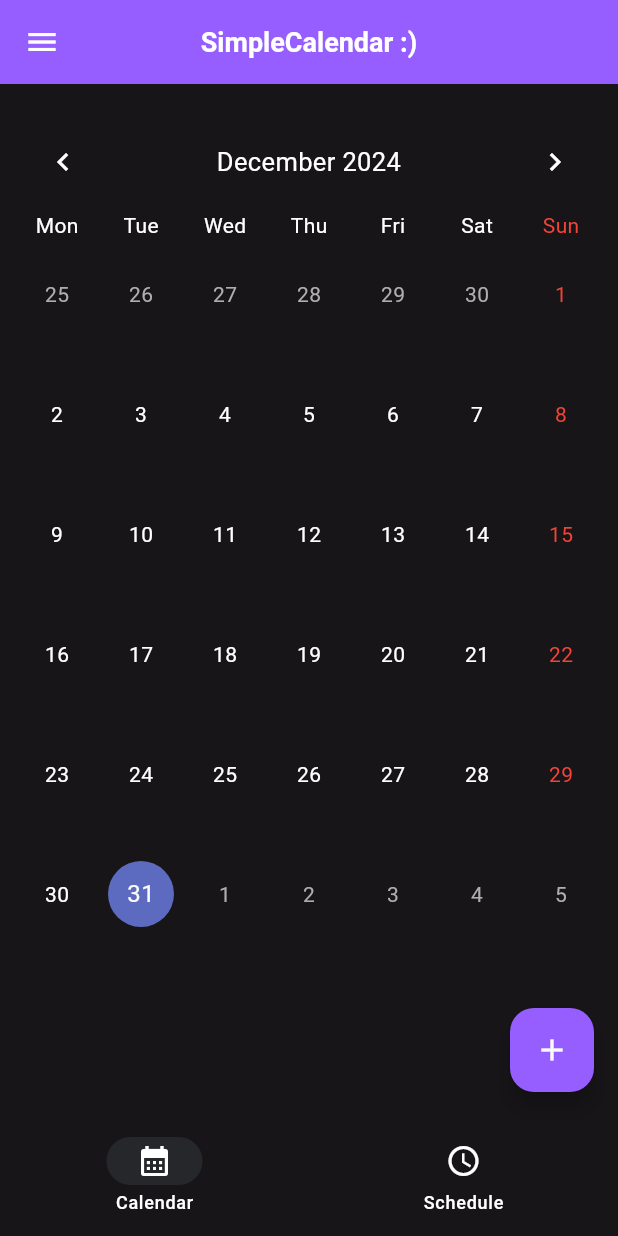
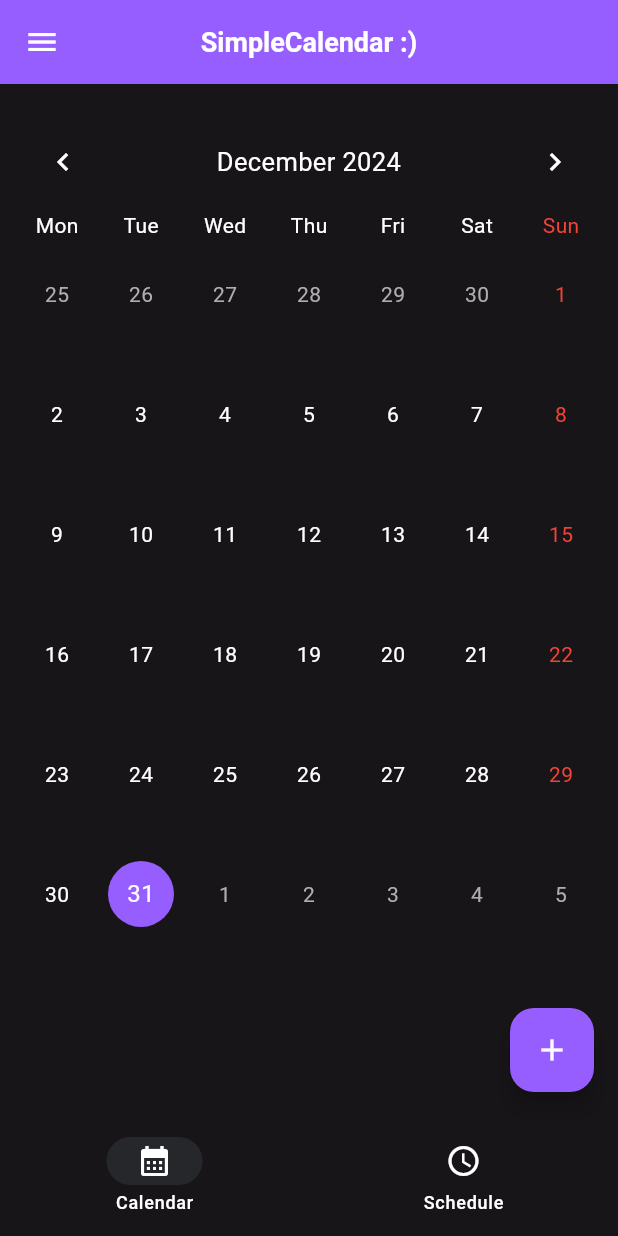
Before and after one commit to baihaqibb/tubes-impal, a Flutter app: the screen it shows once a user with an empty profile is signed in, on a phone screen of 412 x 824 dp. Run offline on Flutter 3.47's test engine with Material 3 defaults, Android fonts, the phone set to English and light mode, and no system bars; drawn by our look-alikes of table_calendar; our stand-ins replace cloud_firestore, date_picker_timeline, firebase_auth, firebase_core, flutter_local_notifications, timezone; accounts and stored records are empty.

Commit message:
Greying out Alarm for a moment + calendar view readjustment
pls end my suffering

```diff
--- a/lib/pages/home_page.dart
+++ b/lib/pages/home_page.dart
@@ -77,7 +77,41 @@ class _HomePageState extends State<HomePage> {
       ),
       body: <Widget>[
         _homePageCalendarView(),
-        Column(
+        _homePageScheduleView()
+      ][currentPageIndex],
+      floatingActionButton: currentPageIndex == 1
+          ? null
+          : FloatingActionButton(
+              backgroundColor: primary,
+              foregroundColor: const Color(0xFFFAFAFA),
+              onPressed: () {
+                Navigator.push(
+                    context,
+                    MaterialPageRoute(
+                        builder: (context) => InputPage(
+                              calendarDate: today,
+                            )));
+              },
+              child: const Icon(Icons.add),
+            ),
+      bottomNavigationBar: NavigationBar(
+        onDestinationSelected: (int index) {
+          setState(() {
+            currentPageIndex = index;
+          });
+        },
+        selectedIndex: currentPageIndex,
+        destinations: const [
+          NavigationDestination(
+              icon: Icon(Icons.calendar_month), label: "Calendar"),
+          NavigationDestination(icon: Icon(Icons.schedule), label: "Schedule")
+        ],
+      ),
+    );
+  }
+
+  Column _homePageScheduleView() {
+    return Column(
       children: [
         _dateShown(),
         _dateBar(),
@@ -120,36 +154,6 @@ class _HomePageState extends State<HomePage> {
               ));
             })
       ],
-        )
-      ][currentPageIndex],
-      floatingActionButton: currentPageIndex == 1
-          ? null
-          : FloatingActionButton(
-              backgroundColor: primary,
-              foregroundColor: const Color(0xFFFAFAFA),
-              onPressed: () {
-                Navigator.push(
-                    context,
-                    MaterialPageRoute(
-                        builder: (context) => InputPage(
-                              calendarDate: today,
-                            )));
-              },
-              child: const Icon(Icons.add),
-            ),
-      bottomNavigationBar: NavigationBar(
-        onDestinationSelected: (int index) {
-          setState(() {
-            currentPageIndex = index;
-          });
-        },
-        selectedIndex: currentPageIndex,
-        destinations: const [
-          NavigationDestination(
-              icon: Icon(Icons.calendar_month), label: "Calendar"),
-          NavigationDestination(icon: Icon(Icons.schedule), label: "Schedule")
-        ],
-      ),
     );
   }
 
@@ -261,9 +265,15 @@ class _HomePageState extends State<HomePage> {
               daysOfWeekStyle: const DaysOfWeekStyle(
                   weekendStyle: TextStyle(color: Colors.red),
                   weekdayStyle: TextStyle()),
-              calendarStyle: const CalendarStyle(
-                weekNumberTextStyle: TextStyle(color: Colors.red),
-                weekendTextStyle: TextStyle(color: Colors.red),
+              calendarStyle: CalendarStyle(
+                todayDecoration: BoxDecoration(
+                    color: const Color(0x00000000),
+                    border: Border.all(color: primary, width: 2),
+                    shape: BoxShape.circle),
+                selectedDecoration:
+                    const BoxDecoration(color: primary, shape: BoxShape.circle),
+                weekNumberTextStyle: const TextStyle(color: Colors.red),
+                weekendTextStyle: const TextStyle(color: Colors.red),
               ),
               startingDayOfWeek: StartingDayOfWeek.monday,
               focusedDay: today,
--- a/lib/services/firestore.dart
+++ b/lib/services/firestore.dart
@@ -1,5 +1,5 @@
 import 'package:cloud_firestore/cloud_firestore.dart';
-import 'package:uuid/uuid.dart';
+//import 'package:uuid/uuid.dart';
 
 class FirestoreService {
   final CollectionReference events =
```
Also changed, not shown: lib/pages/edit_page.dart (+17 -6 lines), lib/pages/input_page.dart (+17 -6 lines). Lines whose indentation alone changed are shown as unchanged.
